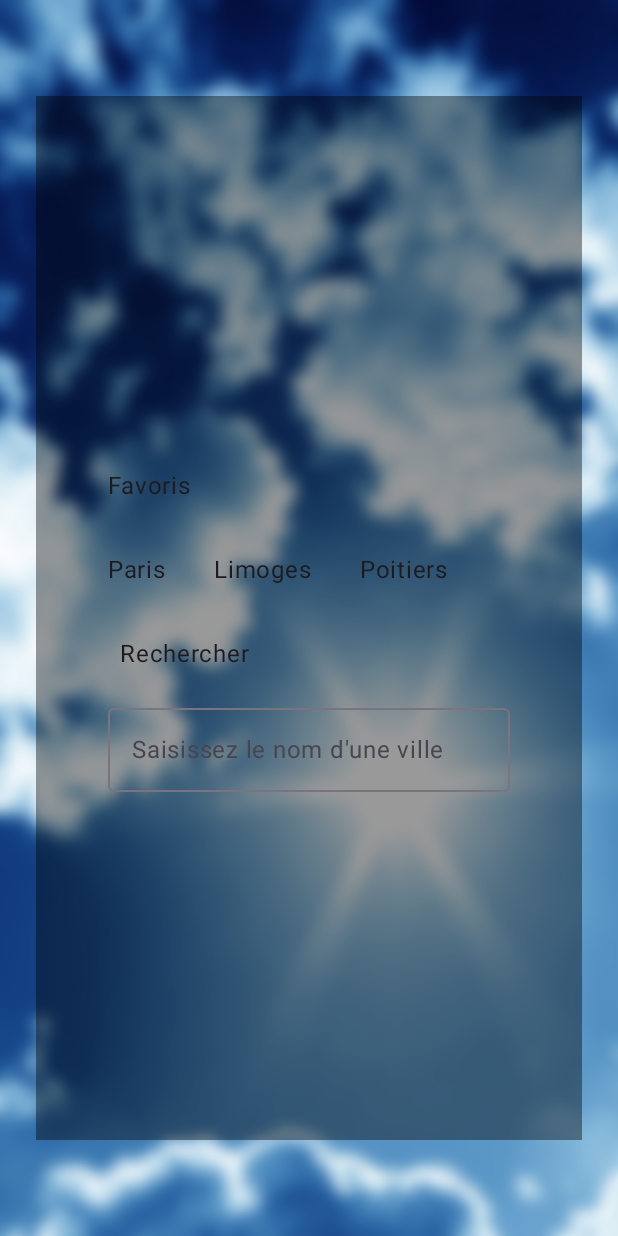
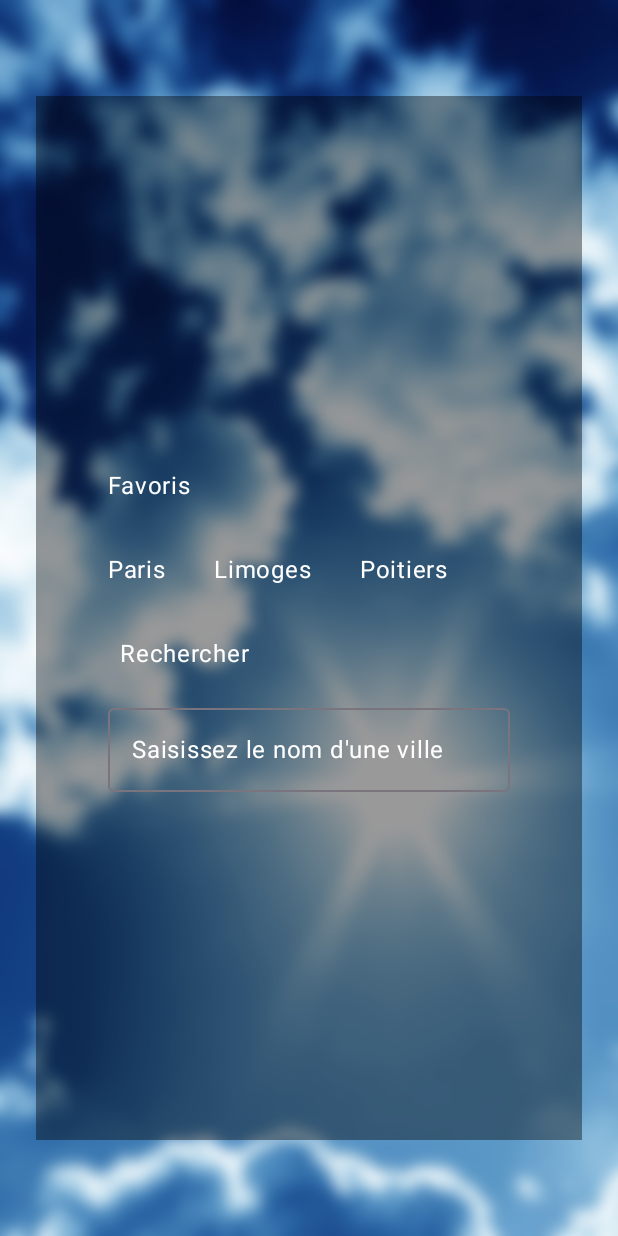
Before and after one commit to ArkAow/App-R4.11-Kotlin, an Android app built with Jetpack Compose: the screen it shows after launch (MainActivity), on a phone screen of 412 x 824 dp. Run offline under Robolectric (Android 15) with nearby library versions, the phone set to English and light mode, and no system bars.

Commit message:
ajout changement affichage appli

```diff
--- a/androidWeatherApp/src/main/java/fr/unilim/weatherapplication/android/MainActivity.kt
+++ b/androidWeatherApp/src/main/java/fr/unilim/weatherapplication/android/MainActivity.kt
@@ -94,6 +94,7 @@ fun FavoriteCitiesSection(cities: List<String>, onCityClicked: (String) -> Unit)
     Column(modifier = Modifier.fillMaxWidth()) {
         Text(
             text = "Favoris",
+            color = Color.White,
             modifier = Modifier.padding(16.dp)
         )
         LazyRow {
@@ -118,6 +119,7 @@ fun SearchCitySection() {
     ) {
         Text(
             text = "Rechercher",
+            color = Color.White,
             modifier = Modifier
                 .padding(vertical = 16.dp)
                 .padding(horizontal = 8.dp)
@@ -126,7 +128,11 @@ fun SearchCitySection() {
         OutlinedTextField(
             value = TextFieldValue(text = searchText),
             onValueChange = { searchText = it.text },
-            label = { Text("Saisissez le nom d'une ville") },
+            label = {
+                Text(
+                    text = "Saisissez le nom d'une ville",
+                    color = Color.White
+                )},
             modifier = Modifier.fillMaxWidth()
         )
     }
@@ -142,7 +148,10 @@ fun FavoriteCityItem(cityName: String, onCityClicked: (String) -> Unit) {
             .clickable { onCityClicked(cityName) },
         verticalAlignment = Alignment.CenterVertically
     ) {
-        Text(text = cityName)
+        Text(
+            text = cityName,
+            color = Color.White
+        )
     }
 }
 
--- a/androidWeatherApp/src/main/res/values/colors.xml
+++ b/androidWeatherApp/src/main/res/values/colors.xml
@@ -1,2 +1,4 @@
 <?xml version="1.0" encoding="utf-8"?>
-<resources></resources>
+<resources>
+
+</resources>
--- a/androidWeatherApp/src/main/res/values/strings.xml
+++ b/androidWeatherApp/src/main/res/values/strings.xml
@@ -1,2 +1,6 @@
 <?xml version="1.0" encoding="utf-8"?>
-<resources></resources>
+<resources>
+    <string name="Favoris">Favoris</string>
+    <string name="Recherche">Rechercher</string>
+    <string name="Saisie">Saisissez le nom d\'une ville</string>
+</resources>
```
